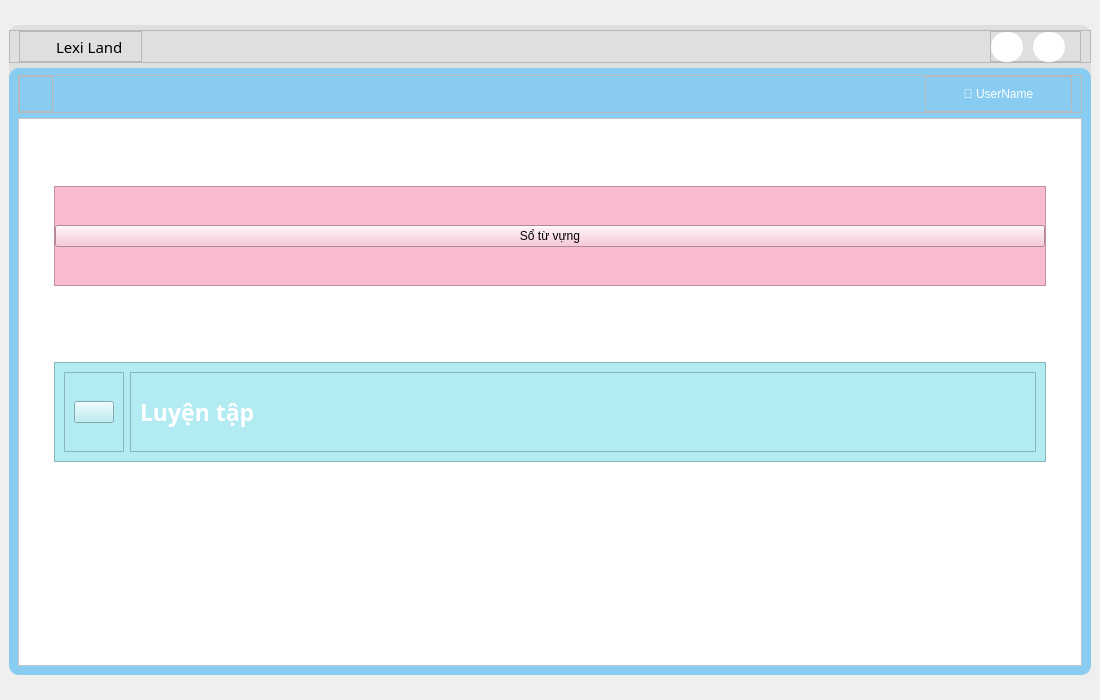
Above: UI/forms/maincreen.ui from yuukun123/LexiLand before the change. Below: the same form after it.
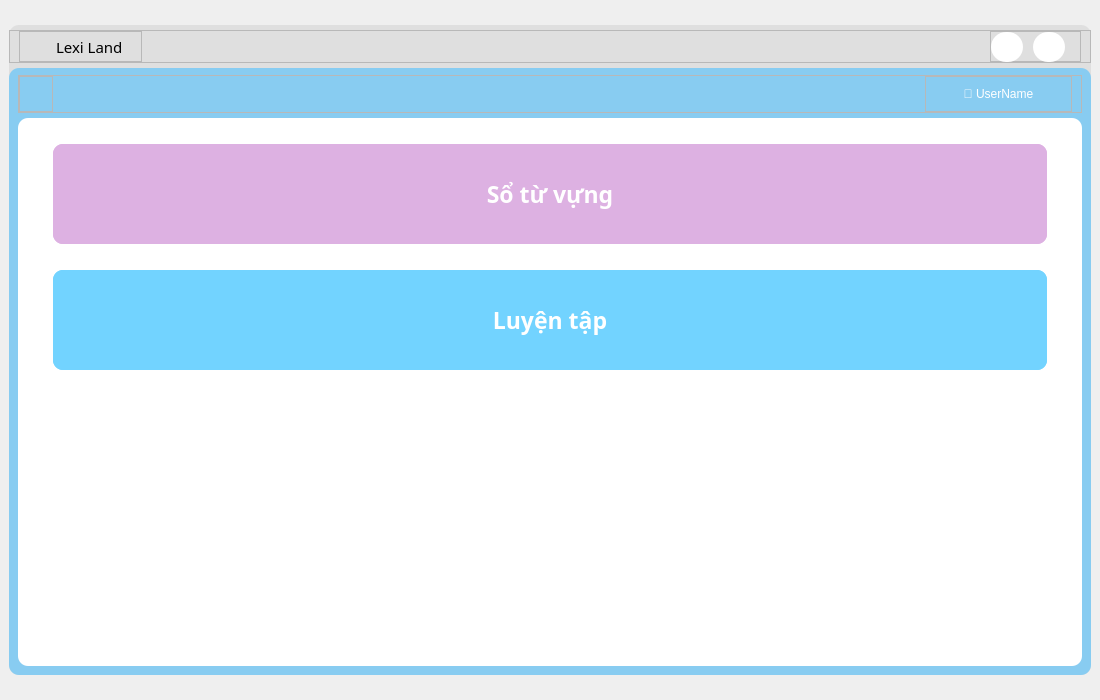
That is the form after the change. Icons and pictures are not drawn.

Diff of the .ui file:
```diff
--- a/UI/forms/maincreen.ui
+++ b/UI/forms/maincreen.ui
@@ -465,7 +465,8 @@
              </sizepolicy>
             </property>
             <property name="styleSheet">
-             <string notr="true">background-color: rgb(255, 255, 255);</string>
+             <string notr="true">background-color: rgb(255, 255, 255);
+border-radius:10px;</string>
             </property>
             <property name="frameShape">
              <enum>QFrame::StyledPanel</enum>
@@ -475,19 +476,19 @@
             </property>
             <layout class="QVBoxLayout" name="verticalLayout_2">
              <property name="spacing">
-              <number>19</number>
+              <number>0</number>
              </property>
              <property name="leftMargin">
               <number>35</number>
              </property>
              <property name="topMargin">
-              <number>10</number>
+              <number>0</number>
              </property>
              <property name="rightMargin">
               <number>35</number>
              </property>
              <property name="bottomMargin">
-              <number>144</number>
+              <number>269</number>
              </property>
              <item>
               <widget class="QFrame" name="frame_7">
@@ -507,7 +508,7 @@
                 <cursorShape>PointingHandCursor</cursorShape>
                </property>
                <property name="styleSheet">
-                <string notr="true">background-color: rgb(248, 187, 208);</string>
+                <string notr="true">background-color: rgb(221, 177, 226);</string>
                </property>
                <property name="frameShape">
                 <enum>QFrame::StyledPanel</enum>
@@ -515,7 +516,7 @@
                <property name="frameShadow">
                 <enum>QFrame::Raised</enum>
                </property>
-               <layout class="QHBoxLayout" name="horizontalLayout_3">
+               <layout class="QVBoxLayout" name="verticalLayout_5">
                 <property name="leftMargin">
                  <number>0</number>
                 </property>
@@ -530,9 +531,26 @@
                 </property>
                 <item>
                  <widget class="QPushButton" name="vocab">
+                  <property name="minimumSize">
+                   <size>
+                    <width>0</width>
+                    <height>100</height>
+                   </size>
+                  </property>
+                  <property name="font">
+                   <font>
+                    <family>Montserrat ExtraBold</family>
+                    <pointsize>17</pointsize>
+                    <weight>75</weight>
+                    <bold>true</bold>
+                   </font>
+                  </property>
+                  <property name="cursor">
+                   <cursorShape>PointingHandCursor</cursorShape>
+                  </property>
                   <property name="styleSheet">
                    <string notr="true">#vocab{
-	color: rgb(0, 0, 0);
+	color: rgb(255, 255, 255);
 }</string>
                   </property>
                   <property name="text">
@@ -571,7 +589,7 @@
                 <cursorShape>PointingHandCursor</cursorShape>
                </property>
                <property name="styleSheet">
-                <string notr="true">background-color: rgb(178, 235, 242);</string>
+                <string notr="true">background-color: rgb(114, 211, 255);</string>
                </property>
                <property name="frameShape">
                 <enum>QFrame::StyledPanel</enum>
@@ -580,52 +598,26 @@
                 <enum>QFrame::Raised</enum>
                </property>
                <layout class="QHBoxLayout" name="horizontalLayout_5">
-                <item alignment="Qt::AlignLeft">
-                 <widget class="QFrame" name="frame_12">
-                  <property name="frameShape">
-                   <enum>QFrame::StyledPanel</enum>
-                  </property>
-                  <property name="frameShadow">
-                   <enum>QFrame::Raised</enum>
-                  </property>
-                  <layout class="QHBoxLayout" name="horizontalLayout_8">
+                <property name="leftMargin">
+                 <number>0</number>
+                </property>
+                <property name="topMargin">
+                 <number>0</number>
+                </property>
+                <property name="rightMargin">
+                 <number>0</number>
+                </property>
+                <property name="bottomMargin">
+                 <number>0</number>
+                </property>
                    <item>
-                    <widget class="QPushButton" name="pushButton_2">
-                     <property name="text">
-                      <string/>
-                     </property>
-                     <property name="icon">
-                      <iconset resource="../../resource/resource.qrc">
-                       <normaloff>:/icon/UI/icons/edit-2-64.ico</normaloff>:/icon/UI/icons/edit-2-64.ico</iconset>
-                     </property>
-                     <property name="iconSize">
+                 <widget class="QPushButton" name="Practice">
+                  <property name="minimumSize">
                       <size>
-                       <width>35</width>
-                       <height>35</height>
-                      </size>
-                     </property>
-                    </widget>
-                   </item>
-                  </layout>
-                 </widget>
-                </item>
-                <item>
-                 <widget class="QFrame" name="frame_13">
-                  <property name="sizePolicy">
-                   <sizepolicy hsizetype="Expanding" vsizetype="Preferred">
-                    <horstretch>0</horstretch>
-                    <verstretch>0</verstretch>
-                   </sizepolicy>
-                  </property>
-                  <property name="frameShape">
-                   <enum>QFrame::StyledPanel</enum>
-                  </property>
-                  <property name="frameShadow">
-                   <enum>QFrame::Raised</enum>
-                  </property>
-                  <layout class="QHBoxLayout" name="horizontalLayout_9">
-                   <item>
-                    <widget class="QLabel" name="label_2">
+                    <width>0</width>
+                    <height>100</height>
+                   </size>
+                  </property>
                      <property name="font">
                       <font>
                        <family>Montserrat ExtraBold</family>
@@ -635,14 +627,23 @@
                       </font>
                      </property>
                      <property name="styleSheet">
-                      <string notr="true">color: rgb(255, 255, 255);</string>
+                   <string notr="true">#Practice{
+	color: rgb(255, 255, 255);
+}</string>
                      </property>
                      <property name="text">
                       <string>Luyện tập</string>
                      </property>
-                    </widget>
-                   </item>
-                  </layout>
+                  <property name="icon">
+                   <iconset resource="../../resource/resource.qrc">
+                    <normaloff>:/icon/UI/icons/edit-2-64.ico</normaloff>:/icon/UI/icons/edit-2-64.ico</iconset>
+                  </property>
+                  <property name="iconSize">
+                   <size>
+                    <width>35</width>
+                    <height>35</height>
+                   </size>
+                  </property>
                  </widget>
                 </item>
                </layout>
```
Left out of the diff: 3 changed lines with no effect on the pictures. Lines whose indentation alone changed are shown as unchanged.
